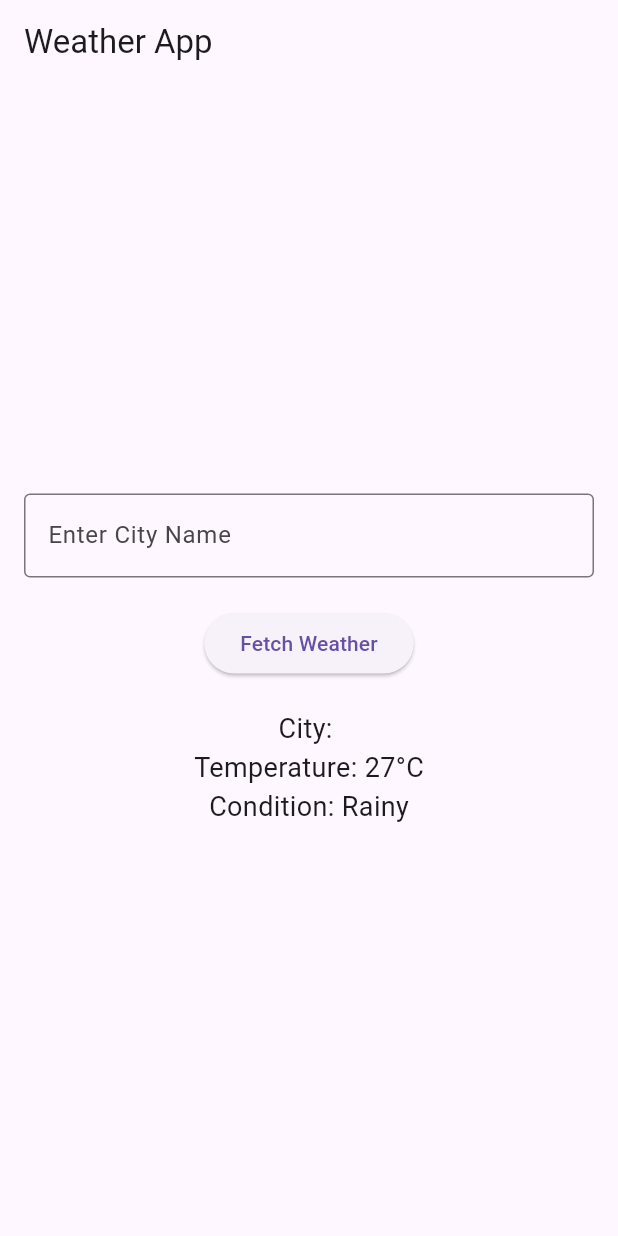
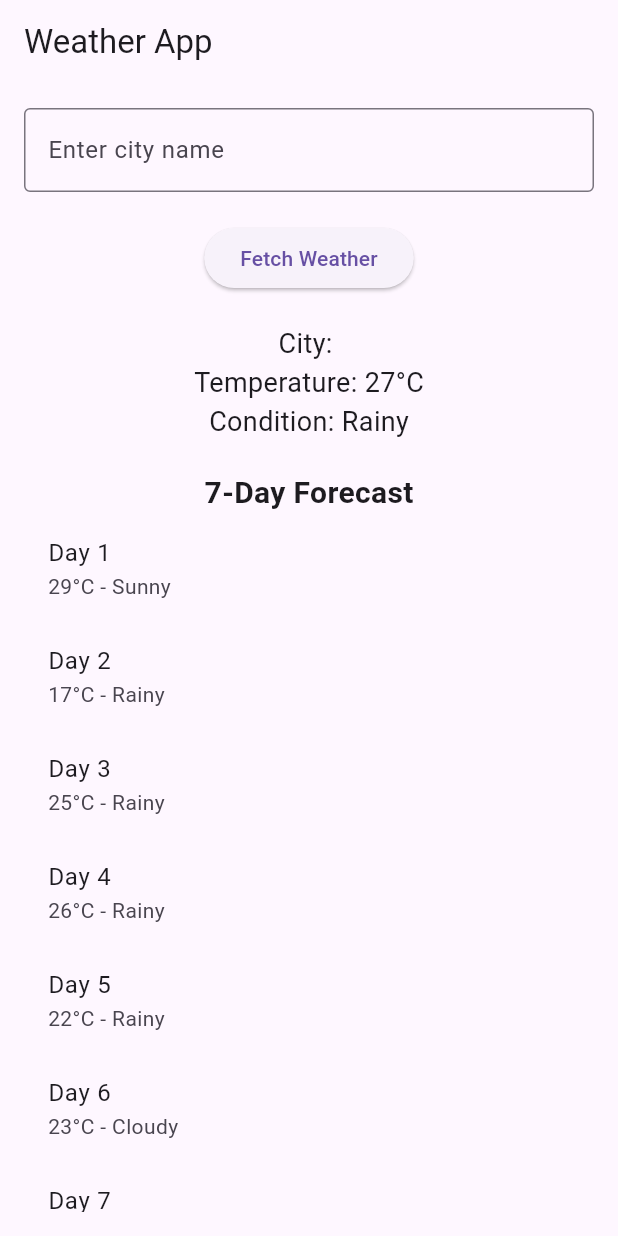
Before and after one commit to nikhilgoud003/weather_info_app, a Flutter app: the screen it shows after launch, after a tap on "Fetch Weather", on a phone screen of 412 x 824 dp. Run offline on Flutter 3.47's test engine with Material 3 defaults, Android fonts, the phone set to English and light mode, and no system bars.

Commit message:
Implemented 7-day weather forecast feature

```diff
--- a/lib/main.dart
+++ b/lib/main.dart
@@ -6,8 +6,6 @@ void main() {
 }
 
 class MyApp extends StatelessWidget {
-  const MyApp({super.key});
-
   @override
   Widget build(BuildContext context) {
     return MaterialApp(
@@ -18,17 +16,16 @@ class MyApp extends StatelessWidget {
 }
 
 class WeatherScreen extends StatefulWidget {
-  const WeatherScreen({super.key});
-
   @override
   _WeatherScreenState createState() => _WeatherScreenState();
 }
 
 class _WeatherScreenState extends State<WeatherScreen> {
-  TextEditingController _cityController = TextEditingController();
+  final TextEditingController _cityController = TextEditingController();
   String _cityName = '';
   String _temperature = '';
   String _weatherCondition = '';
+  List<Map<String, String>> _weeklyForecast = [];
 
   void _fetchWeather() {
     final random = Random();
@@ -36,6 +33,13 @@ class _WeatherScreenState extends State<WeatherScreen> {
       _cityName = _cityController.text;
       _temperature = '${random.nextInt(16) + 15}°C';
       _weatherCondition = ['Sunny', 'Cloudy', 'Rainy'][random.nextInt(3)];
+      _weeklyForecast = List.generate(7, (index) {
+        return {
+          'day': 'Day ${index + 1}',
+          'temperature': '${random.nextInt(16) + 15}°C',
+          'condition': ['Sunny', 'Cloudy', 'Rainy'][random.nextInt(3)],
+        };
+      });
     });
   }
 
@@ -52,7 +56,7 @@ class _WeatherScreenState extends State<WeatherScreen> {
               controller: _cityController,
               decoration: InputDecoration(
                 border: OutlineInputBorder(),
-                labelText: 'Enter City Name',
+                labelText: 'Enter city name',
               ),
             ),
             SizedBox(height: 20),
@@ -65,6 +69,22 @@ class _WeatherScreenState extends State<WeatherScreen> {
             Text('Temperature: $_temperature', style: TextStyle(fontSize: 18)),
             Text('Condition: $_weatherCondition',
                 style: TextStyle(fontSize: 18)),
+            SizedBox(height: 20),
+            Text('7-Day Forecast',
+                style: TextStyle(fontSize: 20, fontWeight: FontWeight.bold)),
+            Expanded(
+              child: ListView.builder(
+                itemCount: _weeklyForecast.length,
+                itemBuilder: (context, index) {
+                  final dayForecast = _weeklyForecast[index];
+                  return ListTile(
+                    title: Text(dayForecast['day']!),
+                    subtitle: Text(
+                        '${dayForecast['temperature']} - ${dayForecast['condition']}'),
+                  );
+                },
+              ),
+            ),
           ],
         ),
       ),
```
